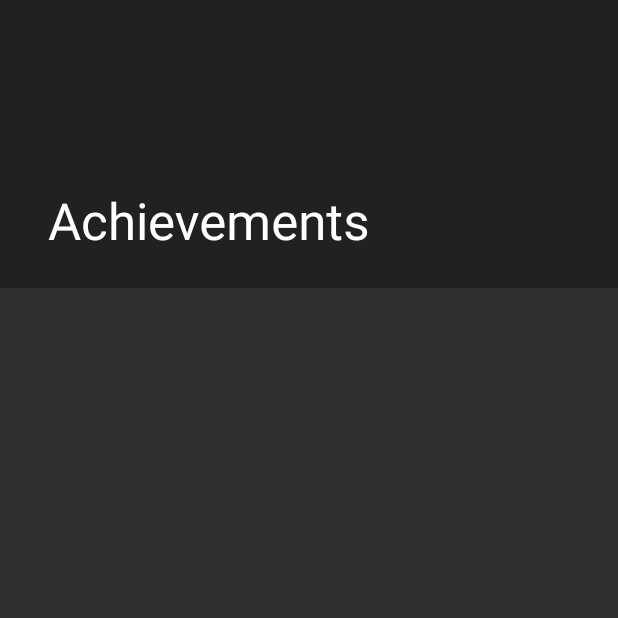
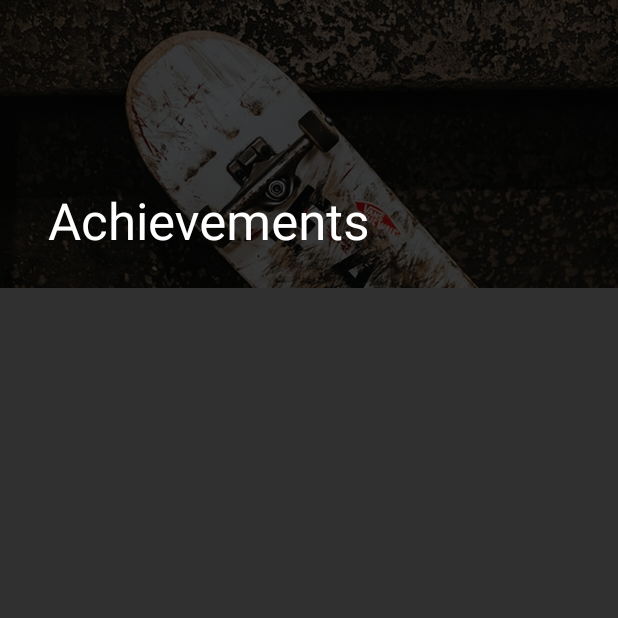
Before and after one commit to PKWouters/SkateTracker, an Android app: the AchievementActivity screen opened directly, with no data from a screen before it, on a phone screen of 412 x 824 dp, the top half of it. Run offline under Robolectric (Android 15) with nearby library versions, the phone set to English and light mode, and no system bars; our stand-ins replace Firebase (no records; nobody signed in at launch, a user with empty details on screens opened directly), Room's generated code; 1 statement that could not run was skipped.

Commit message:
Added BG

```diff
--- a/SkateTracker/app/src/main/res/layout/activity_achievement.xml
+++ b/SkateTracker/app/src/main/res/layout/activity_achievement.xml
@@ -13,9 +13,20 @@
         <android.support.design.widget.CollapsingToolbarLayout
             android:layout_width="match_parent"
             android:layout_height="match_parent"
-            app:toolbarId="@+id/toolbar"
+            app:contentScrim="?attr/colorPrimary"
             app:layout_scrollFlags="scroll|exitUntilCollapsed"
-            app:contentScrim="?attr/colorPrimary">
+            app:toolbarId="@+id/toolbar">
+
+            <ImageView
+                android:id="@+id/image"
+                android:layout_width="match_parent"
+                android:layout_height="wrap_content"
+                android:fitsSystemWindows="true"
+                android:scaleType="center"
+                android:src="@drawable/eastskate"
+                android:tint="@color/colorPrimaryLight"
+                android:tintMode="multiply"
+                app:layout_collapseMode="parallax" />
 
             <android.support.v7.widget.Toolbar
                 android:id="@+id/toolbar"
```
Also changed, not shown: SkateTracker/app/src/main/res/drawable-hdpi/eastskate.jpeg (added), 1 other file.
